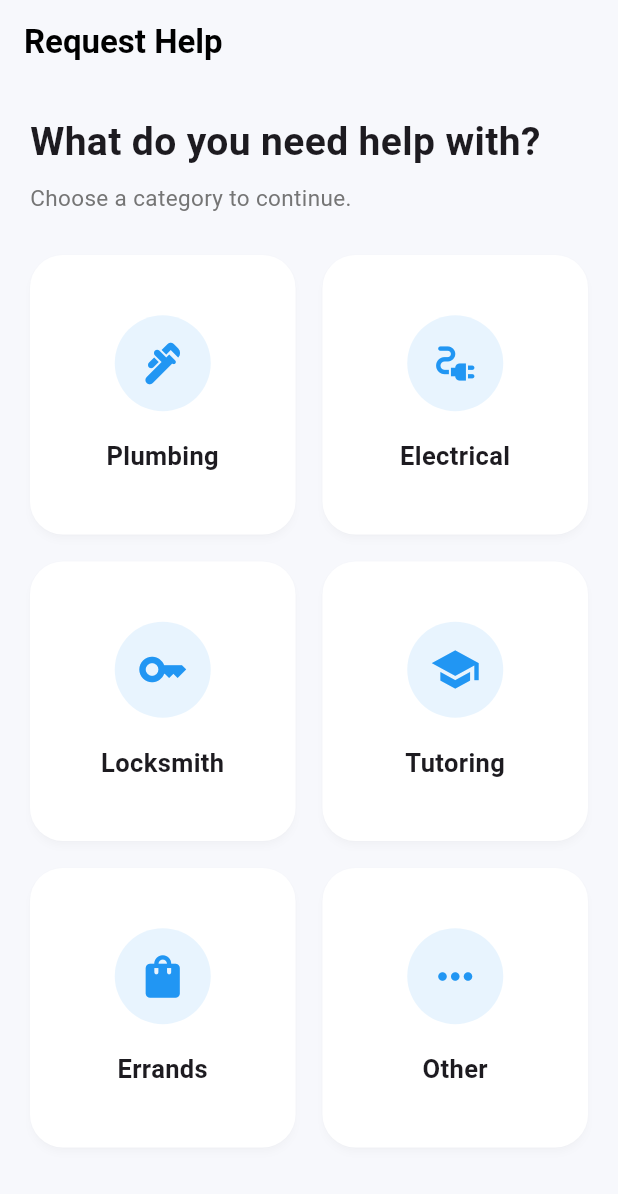
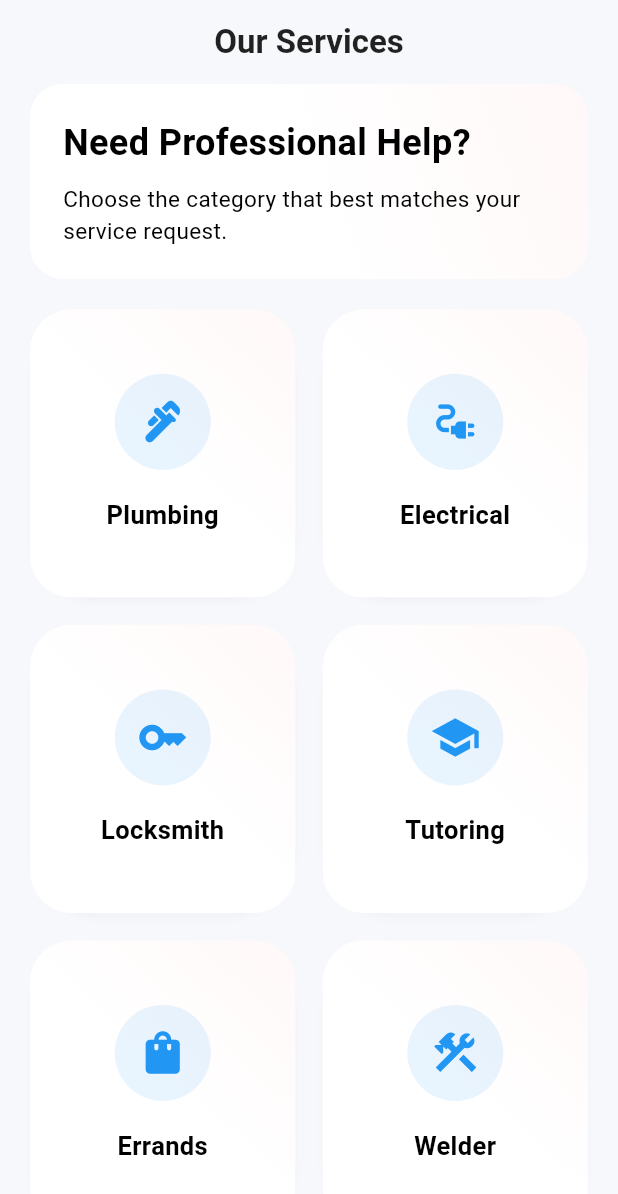
Before and after one commit to MANishS00/flutter_assignment, a Flutter app: the screen it shows after launch, on a phone screen of 412 x 824 dp. Shown: the top 1194 px of the screen. Run offline on Flutter 3.47's test engine with Material 3 defaults, Android fonts, the phone set to English and light mode, and no system bars; our stand-ins replace image_picker, lottie.

Commit message:
add a comman constrant and add ui in the Category Screen

```diff
--- /dev/null
+++ b/lib/constants/AppColors.dart
@@ -0,0 +1,13 @@
+import 'package:flutter/material.dart';
+
+class AppColors {
+  AppColors._();
+
+  static const Color whiteColor = Color(0xfff7f8fa);
+
+  static const LinearGradient primaryGradient = LinearGradient(
+    begin: Alignment.topRight,
+    end: Alignment.bottomLeft,
+    colors: [Color(0xfffff8f8), Colors.white, Colors.white],
+  );
+}
--- /dev/null
+++ b/lib/constants/AppText.dart
@@ -0,0 +1,35 @@
+import 'package:flutter/material.dart';
+
+class AppText extends StatelessWidget {
+  final String text;
+  final Color? color;
+  final double? fontSize;
+  final FontWeight? fontWeight;
+  final TextAlign? textAlign;
+  final int? maxLines;
+  final TextOverflow? overflow;
+  final TextStyle? style;
+
+  const AppText({
+    super.key,
+    required this.text,
+    this.color = Colors.black,
+    this.fontSize = 14,
+    this.fontWeight = FontWeight.w400,
+    this.textAlign,
+    this.maxLines,
+    this.overflow,
+    this.style,
+  });
+
+  @override
+  Widget build(BuildContext context) {
+    return Text(
+      text,
+      textAlign: textAlign,
+      maxLines: maxLines,
+      overflow: overflow,
+      style: style ?? TextStyle(color: color, fontSize: fontSize, fontWeight: fontWeight),
+    );
+  }
+}
--- /dev/null
+++ b/lib/constants/GapExtension.dart
@@ -0,0 +1,9 @@
+import 'package:flutter/material.dart';
+
+extension GapExtension on num {
+  SizedBox get h => SizedBox(height: toDouble());
+
+  SizedBox get w => SizedBox(width: toDouble());
+
+  SizedBox get gap => SizedBox(width: toDouble(), height: toDouble());
+}
--- a/lib/features/Screen_1/CategoryModel.dart
+++ b/lib/features/Screen_1/CategoryModel.dart
@@ -13,5 +13,6 @@ const List<CategoryModel> categories = [
   CategoryModel(title: "Locksmith", icon: Icons.key),
   CategoryModel(title: "Tutoring", icon: Icons.school),
   CategoryModel(title: "Errands", icon: Icons.shopping_bag),
+  CategoryModel(title: "Welder", icon: Icons.construction),
   CategoryModel(title: "Other", icon: Icons.more_horiz),
 ];
--- a/lib/features/Screen_1/CategoryScreen.dart
+++ b/lib/features/Screen_1/CategoryScreen.dart
@@ -1,3 +1,6 @@
+import 'package:bartr_app/constants/AppColors.dart';
+import 'package:bartr_app/constants/AppText.dart';
+import 'package:bartr_app/constants/GapExtension.dart';
 import 'package:bartr_app/features/Screen_1/CategoryModel.dart';
 import 'package:bartr_app/features/Screen_1/widgets/CategoryCard.dart';
 import 'package:bartr_app/features/Screen_2/describe_screen.dart';
@@ -9,61 +12,65 @@ class CategoryScreen extends StatelessWidget {
   @override
   Widget build(BuildContext context) {
     return Scaffold(
-      backgroundColor: const Color(0xffF7F8FC),
+      backgroundColor: const Color(0xffF6F8FC),
 
       appBar: AppBar(
+        elevation: 0,
         backgroundColor: Colors.transparent,
-        elevation: 0,
-        centerTitle: false,
-        title: const Text(
-          "Request Help",
-          style: TextStyle(color: Colors.black, fontWeight: FontWeight.bold),
+        centerTitle: true,
+        title: AppText(text: "Our Services", color: Colors.black87, fontWeight: FontWeight.bold, fontSize: 22),
+      ),
+
+      body: SafeArea(
+        child: Column(
+          children: [
+            Container(
+              margin: const EdgeInsets.symmetric(horizontal: 20),
+              padding: const EdgeInsets.all(22),
+              decoration: BoxDecoration(gradient: AppColors.primaryGradient, borderRadius: BorderRadius.circular(22)),
+              child: Column(
+                crossAxisAlignment: CrossAxisAlignment.start,
+                children: [
+                  AppText(text: "Need Professional Help?", fontSize: 24, fontWeight: FontWeight.bold),
+                  10.gap,
+                  AppText(text: "Choose the category that best matches your service request.", fontSize: 15),
+                ],
               ),
             ),
 
-      body: SafeArea(
-        child: Padding(
-          padding: const EdgeInsets.all(20),
-          child: Column(
-            crossAxisAlignment: CrossAxisAlignment.start,
-            children: [
-              const Text(
-                "What do you need help with?",
-                style: TextStyle(fontSize: 26, fontWeight: FontWeight.bold),
-              ),
-
-              const SizedBox(height: 8),
-
-              Text(
-                "Choose a category to continue.",
-                style: TextStyle(fontSize: 15, color: Colors.grey.shade600),
-              ),
-
-              const SizedBox(height: 28),
+            20.gap,
 
             Expanded(
               child: GridView.builder(
+                padding: const EdgeInsets.symmetric(horizontal: 20),
+                physics: const BouncingScrollPhysics(),
                 itemCount: categories.length,
-                  physics: const BouncingScrollPhysics(),
                 gridDelegate: const SliverGridDelegateWithFixedCrossAxisCount(
                   crossAxisCount: 2,
+                  crossAxisSpacing: 18,
                   mainAxisSpacing: 18,
-                    crossAxisSpacing: 18,
-                    childAspectRatio: .95,
+                  childAspectRatio: .92,
                 ),
                 itemBuilder: (context, index) {
                   final category = categories[index];
 
-                    return CategoryCard(
+                  return TweenAnimationBuilder(
+                    duration: Duration(milliseconds: 400 + (index * 100)),
+                    tween: Tween(begin: 30.0, end: 0.0),
+                    builder: (context, value, child) {
+                      return Transform.translate(
+                        offset: Offset(0, value),
+                        child: Opacity(opacity: 1 - value / 30, child: child),
+                      );
+                    },
+                    child: GestureDetector(
+                      child: CategoryCard(
                         category: category,
                         onTap: () {
-                        Navigator.push(
-                          context,
-                          MaterialPageRoute(
-                            builder: (_) => DescribeScreen(category: category),
+                          Navigator.push(context, MaterialPageRoute(builder: (_) => DescribeScreen(category: category)));
+                        },
                       ),
-                        );
-                      },
+                    ),
                   );
                 },
               ),
@@ -71,7 +78,6 @@ class CategoryScreen extends StatelessWidget {
           ],
         ),
       ),
-      ),
     );
   }
 }
--- a/lib/features/Screen_1/widgets/CategoryCard.dart
+++ b/lib/features/Screen_1/widgets/CategoryCard.dart
@@ -1,3 +1,6 @@
+import 'package:bartr_app/constants/AppColors.dart';
+import 'package:bartr_app/constants/AppText.dart';
+import 'package:bartr_app/constants/GapExtension.dart';
 import 'package:bartr_app/features/Screen_1/CategoryModel.dart';
 import 'package:flutter/material.dart';
 
@@ -10,12 +13,14 @@ class CategoryCard extends StatelessWidget {
   @override
   Widget build(BuildContext context) {
     return Material(
-      color: Colors.white,
-      borderRadius: BorderRadius.circular(22),
+      color: AppColors.whiteColor,
+      borderRadius: BorderRadius.circular(45),
       elevation: 2,
       shadowColor: Colors.black12,
+      child: Ink(
+        decoration: BoxDecoration(gradient: AppColors.primaryGradient, borderRadius: BorderRadius.circular(28)),
         child: InkWell(
-        borderRadius: BorderRadius.circular(22),
+          borderRadius: BorderRadius.circular(45),
           onTap: onTap,
           child: Padding(
             padding: const EdgeInsets.all(20),
@@ -27,18 +32,10 @@ class CategoryCard extends StatelessWidget {
                   backgroundColor: Colors.blue.withOpacity(.1),
                   child: Icon(category.icon, size: 34, color: Colors.blue),
                 ),
-
-              const SizedBox(height: 18),
-
-              Text(
-                category.title,
-                textAlign: TextAlign.center,
-                style: const TextStyle(
-                  fontSize: 17,
-                  fontWeight: FontWeight.w600,
+                18.gap,
+                AppText(text: category.title, textAlign: TextAlign.center, fontSize: 17, fontWeight: FontWeight.w600),
+              ],
             ),
-              ),
-            ],
           ),
         ),
       ),
```
Lines whose indentation alone changed are shown as unchanged.
